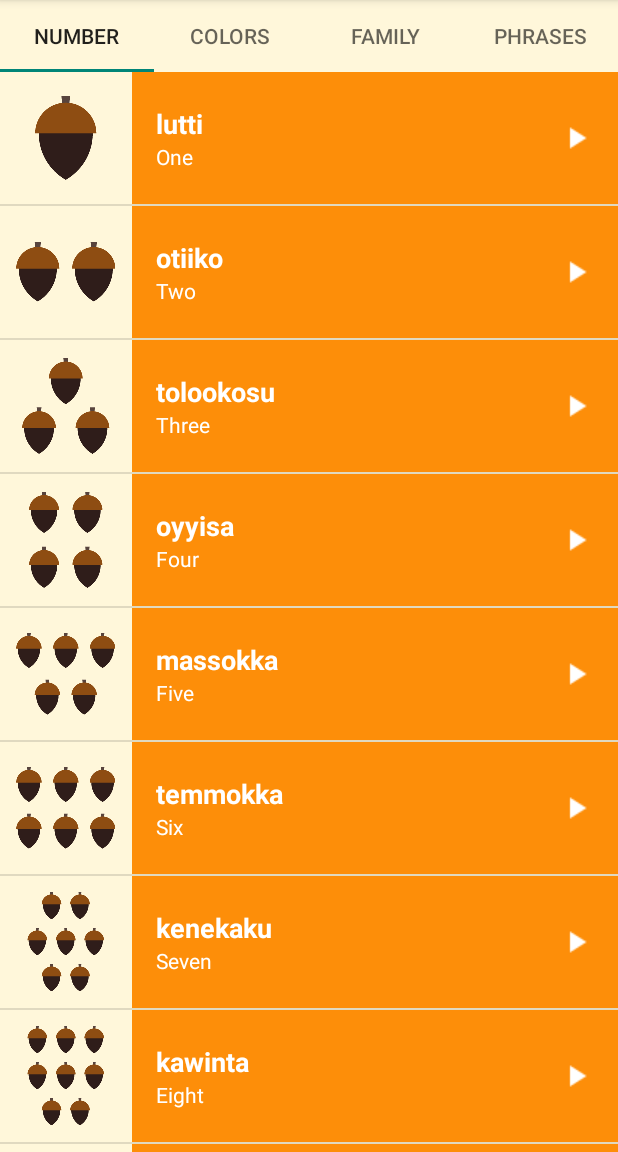
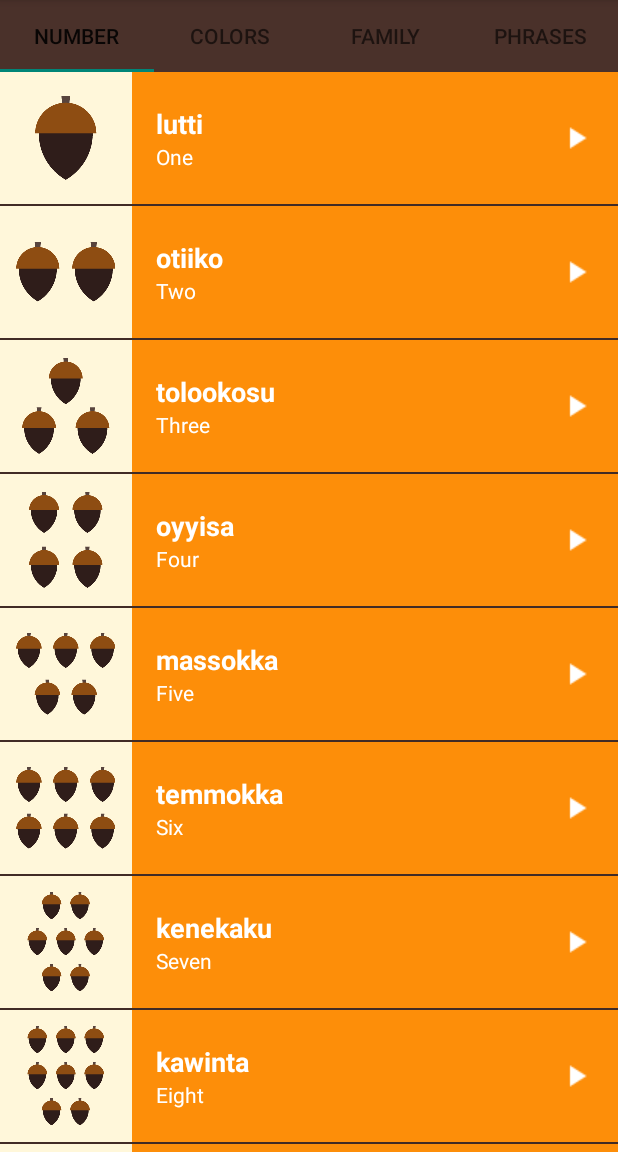
Before and after one commit to lehieu30794/MiwokAW, an Android app: the screen it shows after launch (MainActivity), on a phone screen of 412 x 824 dp, the part 84-1236 px from its top. Run offline under Robolectric (Android 15) with nearby library versions, the phone set to English and light mode, and no system bars.

Commit message:
Go for Style resource next

```diff
--- a/app/src/main/res/layout/activity_main.xml
+++ b/app/src/main/res/layout/activity_main.xml
@@ -16,7 +16,7 @@
     xmlns:tools="http://schemas.android.com/tools"
     android:layout_width="match_parent"
     android:layout_height="match_parent"
-    android:background="@color/tan_background"
+    android:background="@color/primary_color"
     android:orientation="vertical"
     tools:context="com.example.android.miwok.MainActivity">
 
```
